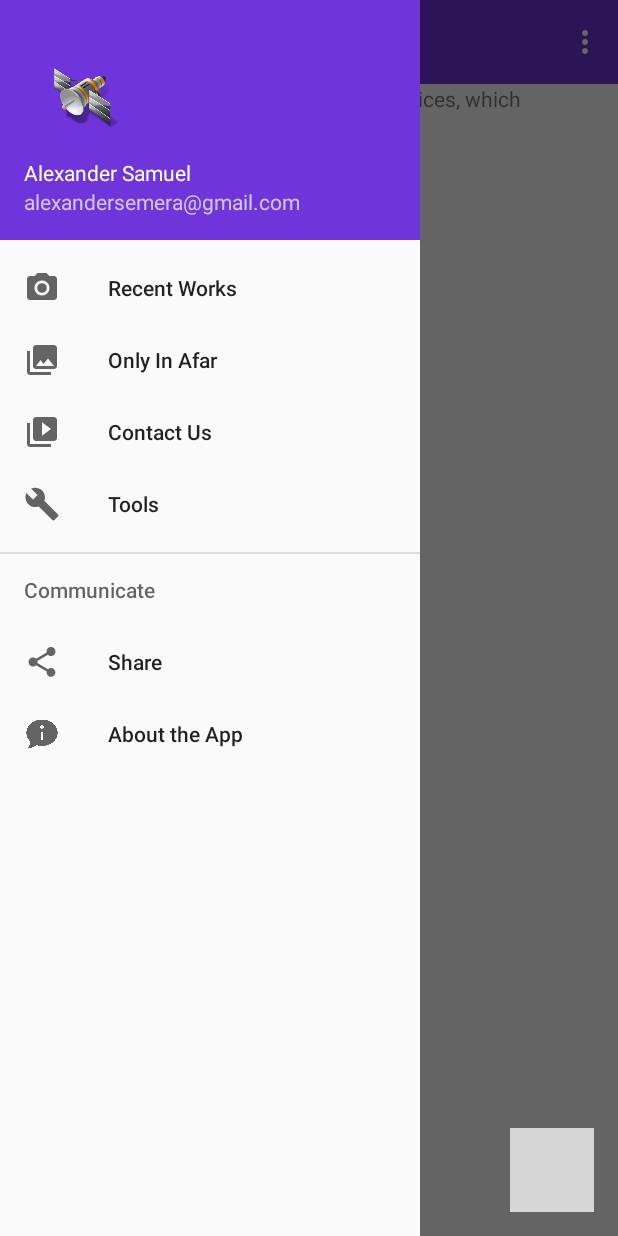
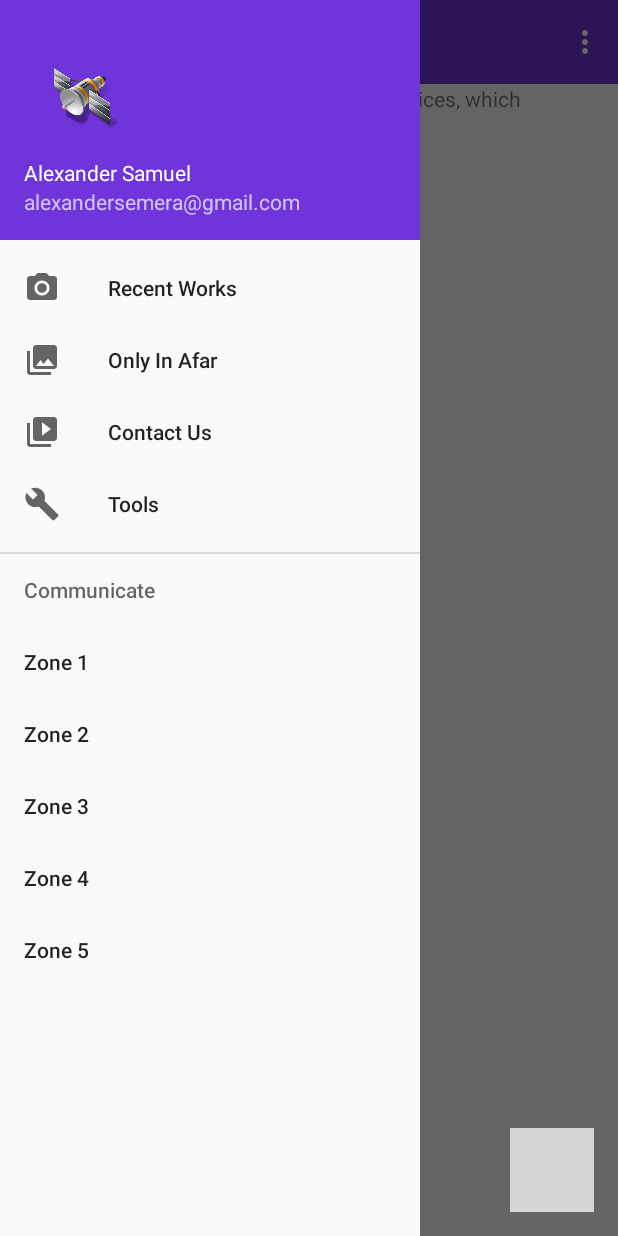
Before and after one commit to IsraelAbebe/Afaratlas2017, an Android app: the screen it shows after launch (MainActivity), with the side drawer open, on a phone screen of 412 x 824 dp. Run offline under Robolectric (Android 15) with nearby library versions, the light colour scheme and no system bars; libraries missing offline, so code that uses them is left out: com.google.maps.android; grey boxes are pictures that could not be loaded.

Commit message:
done with zooming whats next is inserting specific location

```diff
--- a/app/src/main/res/menu/activity_main_drawer.xml
+++ b/app/src/main/res/menu/activity_main_drawer.xml
@@ -24,13 +24,25 @@
         <item android:title="Communicate">
             <menu>
                 <item
-                    android:id="@+id/nav_share"
-                    android:icon="@drawable/ic_menu_share"
-                    android:title="Share" />
+                    android:id="@+id/zone_one"
+                    android:title="Zone 1" />
+
                 <item
-                    android:id="@+id/about"
-                    android:icon="@drawable/about"
-                    android:title="About the App" />
+                    android:id="@+id/zone_two"
+                    android:title="Zone 2" />
+
+                <item
+                    android:id="@+id/zone_three"
+                    android:title="Zone 3" />
+
+                <item
+                    android:id="@+id/zone_four"
+                    android:title="Zone 4" />
+
+                <item
+                    android:id="@+id/zone_five"
+                    android:title="Zone 5" />
+
             </menu>
         </item>
 
```
Also changed, not shown: app/src/main/java/com/example/icog/mapsdemo/MainActivity.java (+64 -5 lines).
